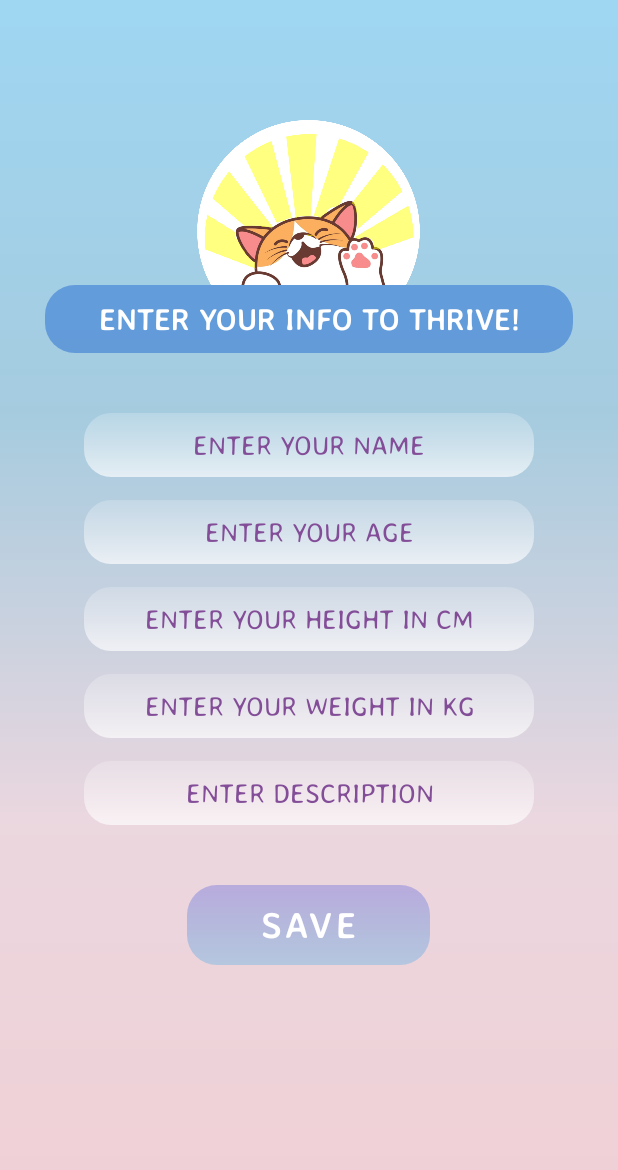
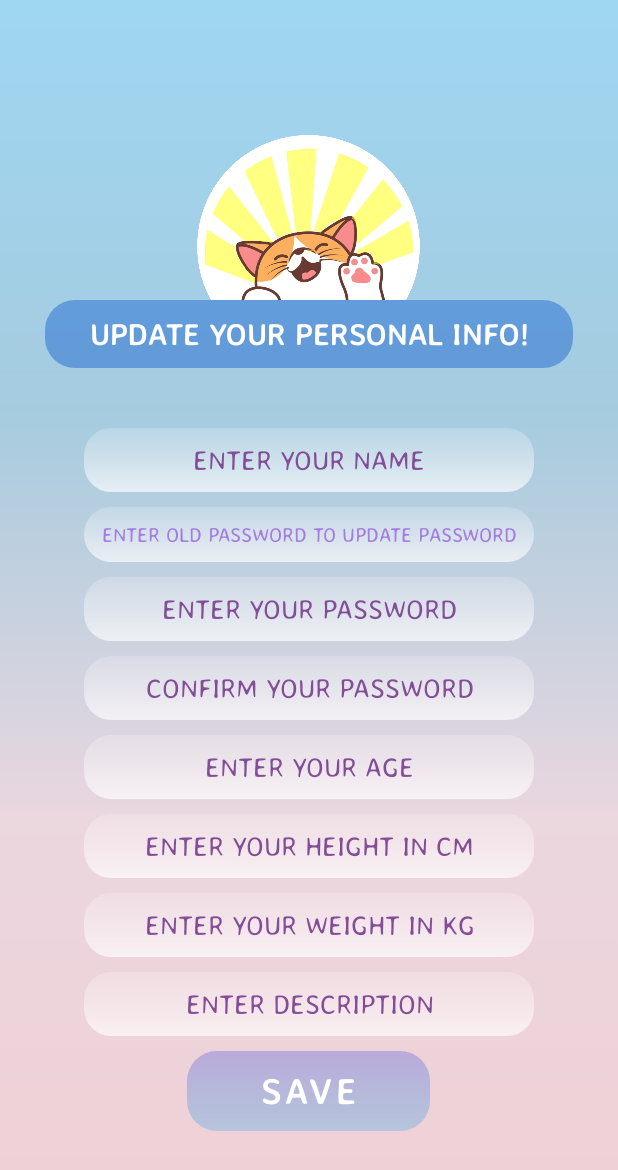
Before and after one commit to Faria-Binte-Kader/Thrive, an Android app: the PersonalInfo screen opened directly, with no data from a screen before it, on a phone screen of 412 x 824 dp. Shown: the top 1170 px of the screen. Run offline under Robolectric (Android 15) with nearby library versions, the phone set to English and light mode, and no system bars; our stand-ins replace Firebase (no records; nobody signed in at launch, a user with empty details on screens opened directly).

Commit message:
update personal info fixed

```diff
--- a/app/src/main/java/com/example/thrive/ForgotPassword.java
+++ b/app/src/main/java/com/example/thrive/ForgotPassword.java
@@ -54,7 +54,7 @@ public class ForgotPassword extends AppCompatActivity {
         }
 
         if(!Patterns.EMAIL_ADDRESS.matcher(email).matches()){
-            emailEditText.setError("Please provide valid email");
+            emailEditText.setError("Please provide registered email");
             emailEditText.requestFocus();
             return;
         }
@@ -64,7 +64,7 @@ public class ForgotPassword extends AppCompatActivity {
             public void onComplete(@NonNull Task<Void> task) {
                 if(task.isSuccessful()){
                     Toast.makeText(ForgotPassword.this, "Please check your email to reset password", Toast.LENGTH_SHORT).show();
-
+                    finish();
                     Intent intent = new Intent(ForgotPassword.this, login.class);
                     startActivity(intent);
                 }else{
--- a/app/src/main/java/com/example/thrive/Signup.java
+++ b/app/src/main/java/com/example/thrive/Signup.java
@@ -7,6 +7,7 @@ import android.content.Intent;
 import android.graphics.Color;
 import android.os.Bundle;
 import android.util.Log;
+import android.util.Patterns;
 import android.view.View;
 import android.widget.AdapterView;
 import android.widget.Button;
@@ -73,10 +74,11 @@ public class Signup extends AppCompatActivity implements AdapterView.OnItemSelec
                     return;
                 }
 
-                if (email.isEmpty() || !email.contains("@")) {
+                if (email.isEmpty() || !Patterns.EMAIL_ADDRESS.matcher(email).matches()) {
                     showError(inputEmail, "Email is not Valid");
                     return;
                 }
+
                 if (password.isEmpty() || password.length() < 6) {
                     showError(inputPassword, "Password must be at least 6 characters");
                     return;
@@ -106,6 +108,7 @@ public class Signup extends AppCompatActivity implements AdapterView.OnItemSelec
                                         user.put("Age", age);
                                         user.put("Height", height);
                                         user.put("Weight", weight);
+                                        user.put("Description","");
                                         documentReference.set(user).addOnSuccessListener(new OnSuccessListener<Void>() {
                                             @Override
                                             public void onSuccess(Void aVoid) {
--- a/app/src/main/res/layout/activity_personal_info.xml
+++ b/app/src/main/res/layout/activity_personal_info.xml
@@ -1,5 +1,5 @@
 <?xml version="1.0" encoding="utf-8"?>
-<LinearLayout xmlns:android="http://schemas.android.com/apk/res/android"
+<ScrollView xmlns:android="http://schemas.android.com/apk/res/android"
     xmlns:app="http://schemas.android.com/apk/res-auto"
     xmlns:tools="http://schemas.android.com/tools"
     android:orientation="vertical"
@@ -8,16 +8,17 @@
     android:layout_height="match_parent"
     android:padding="30dp"
     tools:context=".PersonalInfo">
+
     <LinearLayout
         android:layout_width="match_parent"
         android:layout_height="wrap_content"
         android:gravity="center"
-        android:orientation="vertical"
-        android:layout_marginTop="50dp">
+        android:orientation="vertical">
 
         <ImageView
             android:layout_width="150dp"
             android:layout_height="110dp"
+            android:layout_marginTop="60dp"
             android:layout_gravity="center"
             android:elevation="10dp"
             android:src="@drawable/logo2"/>
@@ -25,7 +26,7 @@
         <TextView
             android:layout_width="match_parent"
             android:layout_height="wrap_content"
-            android:text="ENTER YOUR INFO TO THRIVE!"
+            android:text="UPDATE YOUR PERSONAL INFO!"
             android:textStyle="bold"
             android:background="@drawable/buttonrounded3"
             android:textAlignment="center"
@@ -53,6 +54,64 @@
             android:fontFamily="@font/averiasanslibre_light"
             />
 
+
+        <EditText
+
+            android:id="@+id/personalInfoOldPassword"
+            android:layout_width="300dp"
+            android:layout_height="wrap_content"
+            android:hint="ENTER OLD PASSWORD TO UPDATE PASSWORD"
+            android:textAlignment="center"
+            android:background="@drawable/buttonrounded4"
+            android:textColorHint="@color/purple_200"
+            android:padding="10dp"
+            android:paddingLeft="15dp"
+            android:fontFamily="@font/averiasanslibre_light"
+            android:inputType="textPassword"
+            android:elevation="5dp"
+            android:textSize="13sp"
+            android:layout_marginTop="10dp"
+            android:foregroundTint="@color/purple_500"
+            />
+
+        <EditText
+
+            android:id="@+id/personalInfoPassword"
+            android:layout_width="300dp"
+            android:layout_height="wrap_content"
+            android:hint="ENTER YOUR PASSWORD"
+            android:textAlignment="center"
+            android:background="@drawable/buttonrounded4"
+            android:textColorHint="@color/purple_grey"
+            android:padding="10dp"
+            android:paddingLeft="15dp"
+            android:fontFamily="@font/averiasanslibre_light"
+            android:inputType="textPassword"
+            android:elevation="5dp"
+            android:textSize="18sp"
+            android:layout_marginTop="10dp"
+            android:foregroundTint="@color/purple_500"
+            />
+
+        <EditText
+
+            android:id="@+id/personalInfoConfirmPassword"
+            android:layout_width="300dp"
+            android:layout_height="wrap_content"
+            android:hint="CONFIRM YOUR PASSWORD"
+            android:textAlignment="center"
+            android:background="@drawable/buttonrounded4"
+            android:textColorHint="@color/purple_grey"
+            android:padding="10dp"
+            android:paddingLeft="15dp"
+            android:fontFamily="@font/averiasanslibre_light"
+            android:inputType="textPassword"
+            android:elevation="5dp"
+            android:textSize="18sp"
+            android:layout_marginTop="10dp"
+            android:foregroundTint="@color/purple_500"
+            />
+
         <EditText
 
             android:id="@+id/personalInfoAge"
@@ -68,7 +127,7 @@
             android:inputType="number"
             android:elevation="5dp"
             android:textSize="18sp"
-            android:layout_marginTop="15dp"
+            android:layout_marginTop="10dp"
             android:foregroundTint="@color/purple_500"
             />
 
@@ -87,7 +146,7 @@
             android:inputType="number"
             android:elevation="5dp"
             android:textSize="18sp"
-            android:layout_marginTop="15dp"
+            android:layout_marginTop="10dp"
             android:foregroundTint="@color/purple_500"
             />
 
@@ -106,7 +165,7 @@
             android:inputType="number"
             android:elevation="5dp"
             android:textSize="18sp"
-            android:layout_marginTop="15dp"
+            android:layout_marginTop="10dp"
             android:foregroundTint="@color/purple_500"
             />
 
@@ -124,12 +183,12 @@
             android:inputType="text"
             android:elevation="5dp"
             android:textSize="18sp"
-            android:layout_marginTop="15dp"
+            android:layout_marginTop="10dp"
             android:foregroundTint="@color/purple_500"
             />
 
         <Button
-            android:layout_marginTop="40dp"
+            android:layout_marginTop="10dp"
             android:id="@+id/saveInfoButton"
             android:layout_width="162dp"
             android:layout_height="53dp"
@@ -144,4 +203,4 @@
             />
     </LinearLayout>
 
-</LinearLayout>
+</ScrollView>
--- a/app/src/main/res/layout/activity_signup.xml
+++ b/app/src/main/res/layout/activity_signup.xml
@@ -26,7 +26,7 @@
         <TextView
             android:layout_width="match_parent"
             android:layout_height="wrap_content"
-            android:text="ENTER YOUR EMAIL TO VERIFY!"
+            android:text="ENTER YOUR INFO TO THRIVE!"
             android:textStyle="bold"
             android:background="@drawable/buttonrounded3"
             android:textAlignment="center"
```
Also changed, not shown: app/src/main/java/com/example/thrive/PersonalInfo.java (+142 -39 lines).
